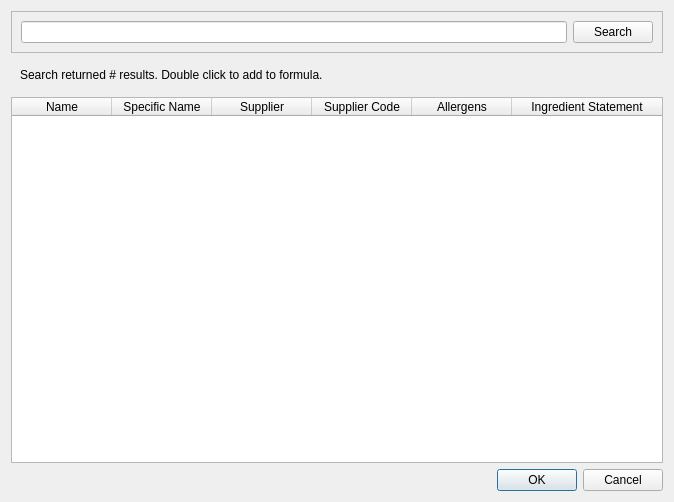
Old version of the form pjrd/ui/formulaEditorSearchResults.ui in the repository NAustinO/NutriPress.
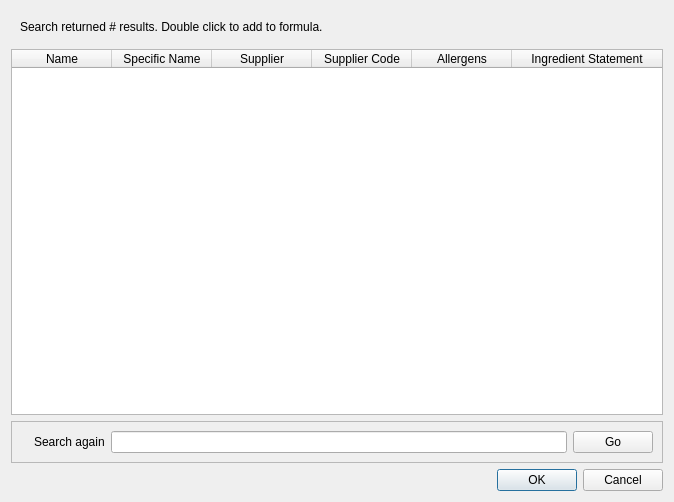
New version of the form.

Diff of the .ui file:
```diff
--- a/pjrd/ui/formulaEditorSearchResults.ui
+++ b/pjrd/ui/formulaEditorSearchResults.ui
@@ -14,28 +14,6 @@
    <string>Search Results</string>
   </property>
   <layout class="QVBoxLayout" name="verticalLayout_2">
-   <item>
-    <widget class="QFrame" name="frame">
-     <property name="frameShape">
-      <enum>QFrame::StyledPanel</enum>
-     </property>
-     <property name="frameShadow">
-      <enum>QFrame::Raised</enum>
-     </property>
-     <layout class="QHBoxLayout" name="horizontalLayout">
-      <item>
-       <widget class="QLineEdit" name="searchLineEdit"/>
-      </item>
-      <item>
-       <widget class="QPushButton" name="searchBtn">
-        <property name="text">
-         <string>Search</string>
-        </property>
-       </widget>
-      </item>
-     </layout>
-    </widget>
-   </item>
    <item>
     <widget class="QWidget" name="widget" native="true">
      <layout class="QVBoxLayout" name="verticalLayout">
@@ -95,6 +73,42 @@
      </column>
     </widget>
    </item>
+   <item>
+    <widget class="QFrame" name="frame">
+     <property name="frameShape">
+      <enum>QFrame::StyledPanel</enum>
+     </property>
+     <property name="frameShadow">
+      <enum>QFrame::Raised</enum>
+     </property>
+     <layout class="QHBoxLayout" name="horizontalLayout">
+      <item>
+       <widget class="QLabel" name="label">
+        <property name="text">
+         <string/>
+        </property>
+       </widget>
+      </item>
+      <item>
+       <widget class="QLabel" name="label_2">
+        <property name="text">
+         <string>Search again</string>
+        </property>
+       </widget>
+      </item>
+      <item>
+       <widget class="QLineEdit" name="searchLineEdit"/>
+      </item>
+      <item>
+       <widget class="QPushButton" name="goBtn">
+        <property name="text">
+         <string>Go</string>
+        </property>
+       </widget>
+      </item>
+     </layout>
+    </widget>
+   </item>
    <item>
     <widget class="QDialogButtonBox" name="dialogButtonBox">
      <property name="orientation">
```
Left out of the diff: 18 changed lines with no effect on the pictures.
